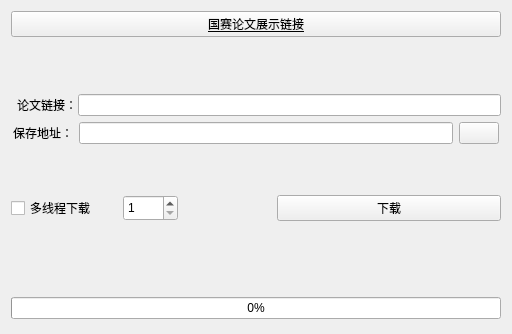
This is download.ui in FengX3643/Mathematical_Modeling_Paper_Download as Qt 5 draws it before an edit. The edited form follows.
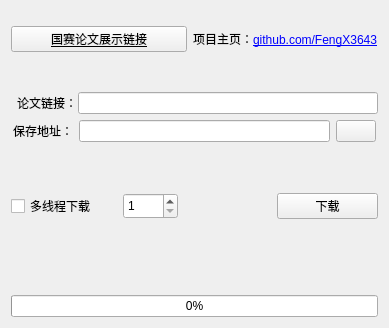
This is the edited form. Icons and pictures are not drawn.

Commit message: 第四次更改

What changed in the file:
```diff
--- a/download.ui
+++ b/download.ui
@@ -9,8 +9,8 @@
    <rect>
     <x>0</x>
     <y>0</y>
-    <width>512</width>
-    <height>334</height>
+    <width>389</width>
+    <height>328</height>
    </rect>
   </property>
   <property name="windowTitle">
@@ -18,8 +18,7 @@
   </property>
   <layout class="QVBoxLayout" name="verticalLayout">
    <item>
-    <layout class="QVBoxLayout" name="verticalLayout_2"/>
-   </item>
+    <layout class="QHBoxLayout" name="horizontalLayout_4">
    <item>
     <widget class="QPushButton" name="pushButton_3">
      <property name="font">
@@ -36,6 +35,15 @@
     </widget>
    </item>
    <item>
+      <widget class="QLabel" name="label_3">
+       <property name="text">
+        <string>项目主页：&lt;a href=&quot;https://github.com/FengX3643/Mathematical_Modeling_Paper_Download&quot;&gt;github.com/FengX3643&lt;/a&gt;</string>
+       </property>
+      </widget>
+     </item>
+    </layout>
+   </item>
+   <item>
     <layout class="QHBoxLayout" name="horizontalLayout">
      <property name="spacing">
       <number>1</number>
@@ -44,7 +52,7 @@
       <number>6</number>
      </property>
      <property name="topMargin">
-      <number>51</number>
+      <number>19</number>
      </property>
      <property name="rightMargin">
       <number>0</number>
```
Lines whose indentation alone changed are shown as unchanged. The commit also changes 1 other file.
